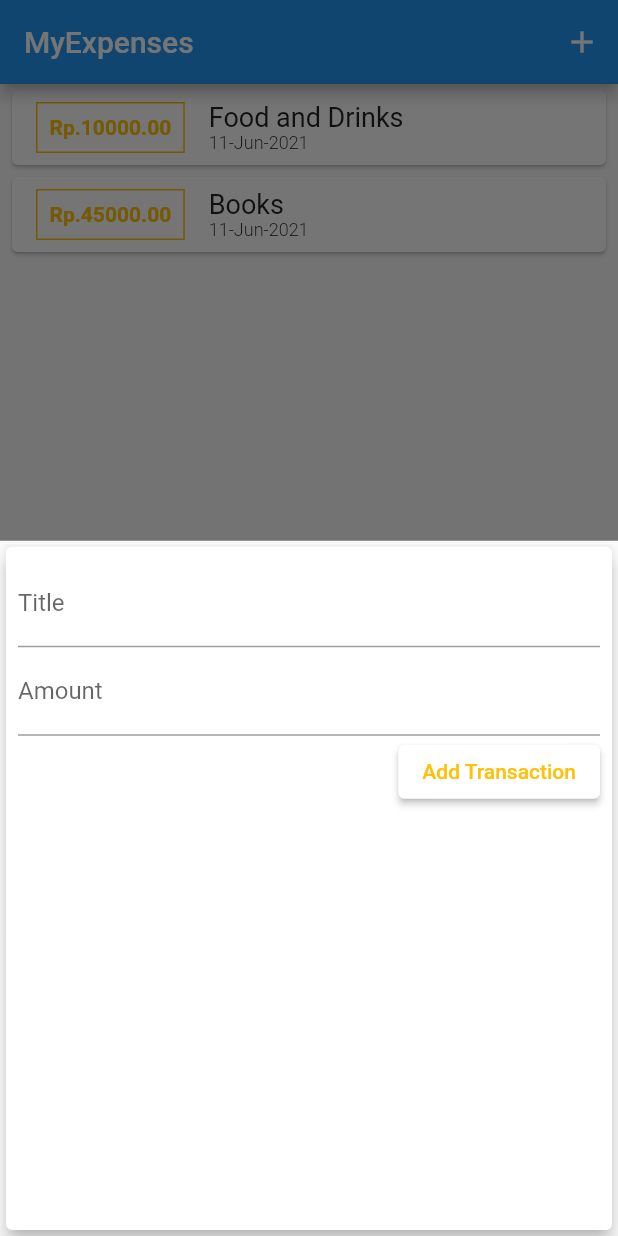
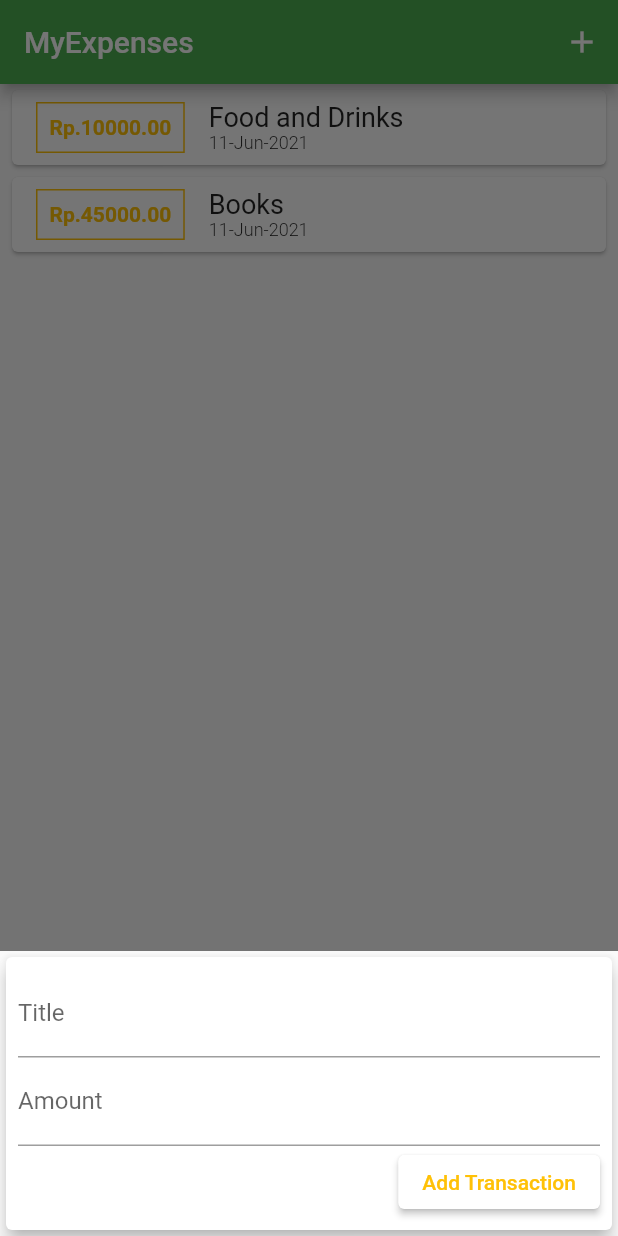
Before and after one commit to MuGhz/flutter_course, a Flutter app: the screen it shows after launch, after a tap on the "add" icon, on a phone screen of 412 x 824 dp. Run offline on Flutter 3.47's test engine with Material 2 defaults, Android fonts, the phone set to English and light mode, and no system bars.

Commit message:
stateles modal bottom and add theme

```diff
--- a/expenses_app/lib/main.dart
+++ b/expenses_app/lib/main.dart
@@ -11,7 +11,13 @@ void main() {
 class MyApp extends StatelessWidget {
   @override
   Widget build(BuildContext context) {
-    return MaterialApp(title: 'MyExpenses App', home: HomePage());
+    return MaterialApp(
+        title: 'MyExpenses App',
+        theme: ThemeData(
+          primarySwatch: Colors.green,
+          accentColor: Colors.greenAccent,
+        ),
+        home: HomePage());
   }
 }
 
@@ -43,6 +49,7 @@ class _HomePageState extends State<HomePage> {
 
   void _startAddNewTransaction(BuildContext ctx) {
     showModalBottomSheet(
+        isScrollControlled: true,
         context: ctx,
         builder: (_) {
           return GestureDetector(
@@ -60,7 +67,10 @@ class _HomePageState extends State<HomePage> {
           actions: <Widget>[
             IconButton(
                 onPressed: () => _startAddNewTransaction(context),
-                icon: Icon(Icons.add))
+                icon: Icon(
+                  Icons.add,
+                  color: Colors.white,
+                ))
           ],
         ),
         floatingActionButtonLocation: FloatingActionButtonLocation.centerDocked,
--- a/expenses_app/lib/widgets/new_transaction.dart
+++ b/expenses_app/lib/widgets/new_transaction.dart
@@ -1,11 +1,19 @@
 import 'package:flutter/material.dart';
 
-class NewTransaction extends StatelessWidget {
-  final titleController = TextEditingController();
-  final amountController = TextEditingController();
+class NewTransaction extends StatefulWidget {
   final Function addTx;
 
   NewTransaction(this.addTx);
+
+  @override
+  _NewTransactionState createState() => _NewTransactionState();
+}
+
+class _NewTransactionState extends State<NewTransaction> {
+  final titleController = TextEditingController();
+
+  final amountController = TextEditingController();
+
   void submitData() {
     final titleText = titleController.text;
     final amountText = amountController.text.isNotEmpty
@@ -15,12 +23,15 @@ class NewTransaction extends StatelessWidget {
     if (titleText.isEmpty || amountText <= 0) {
       return;
     }
-    addTx(titleText, amountText);
+    widget.addTx(titleText, amountText);
   }
 
   @override
   Widget build(BuildContext context) {
-    return Card(
+    return SingleChildScrollView(
+      child: Container(
+        padding: MediaQuery.of(context).viewInsets,
+        child: Card(
           elevation: 5,
           child: Container(
             padding: EdgeInsets.all(8),
@@ -36,11 +47,12 @@ class NewTransaction extends StatelessWidget {
                 TextField(
                     decoration: InputDecoration(labelText: 'Amount'),
                     controller: amountController,
-                keyboardType: TextInputType.text,
+                    keyboardType: TextInputType.number,
                     onSubmitted: (_) => submitData()),
                 ElevatedButton(
                     style: ButtonStyle(
-                    backgroundColor: MaterialStateProperty.all(Colors.white)),
+                        backgroundColor:
+                            MaterialStateProperty.all(Colors.white)),
                     onPressed: submitData,
                     child: Text(
                       'Add Transaction',
@@ -49,6 +61,8 @@ class NewTransaction extends StatelessWidget {
               ],
             ),
           ),
+        ),
+      ),
     );
   }
 }
```
Lines whose indentation alone changed are shown as unchanged.
